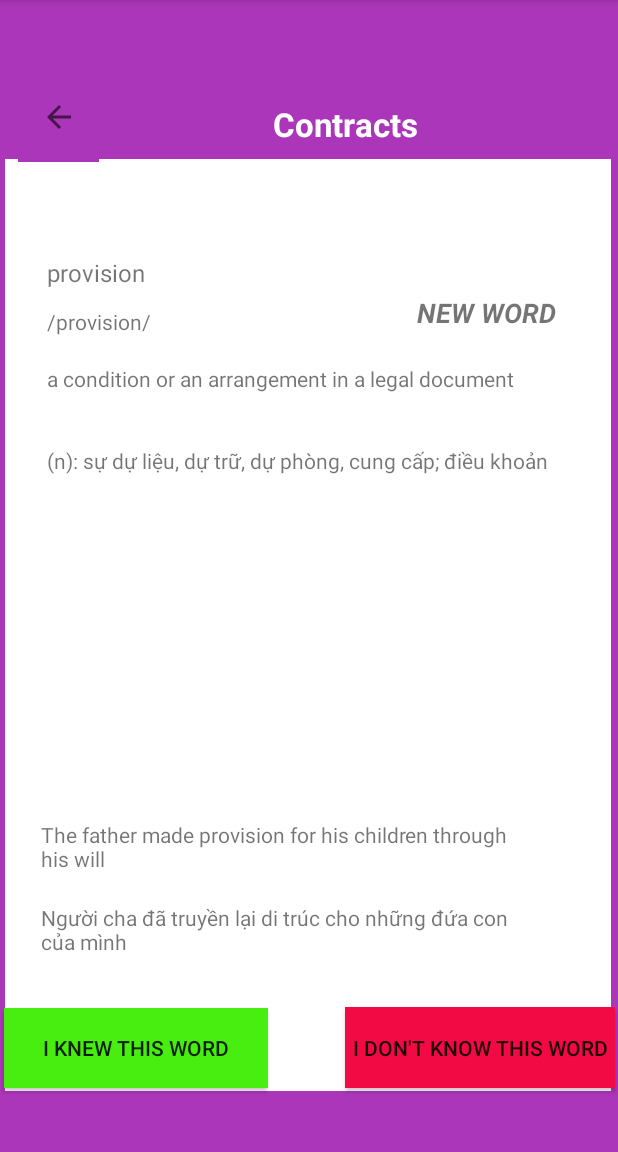
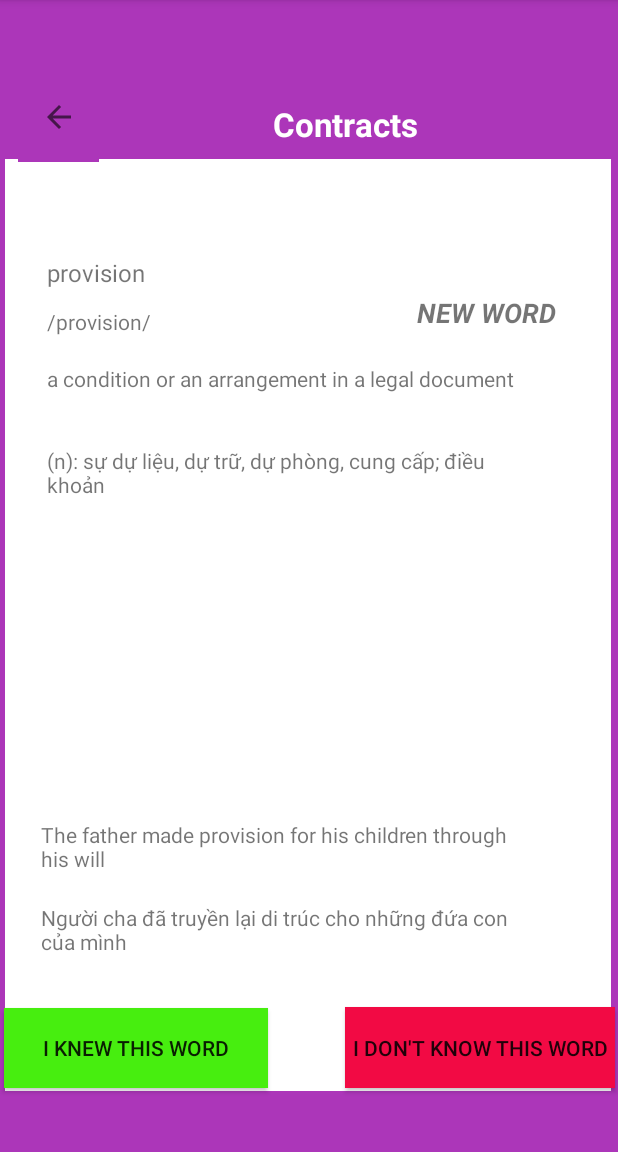
Before and after one commit to truonganhhoang/INT2208-8-2019, an Android app: the screen it shows after launch (StudyActivity), after a tap on "TAP TO SHOW DETAIL", on a phone screen of 412 x 824 dp, the part 84-1236 px from its top. Run offline under Robolectric (Android 15) with nearby library versions, the light colour scheme and no system bars; libraries missing offline, so code that uses them is left out: com.readystatesoftware.sqliteasset; 4 statements that could not run were skipped.

Commit message:
sua loi chu tran layout

```diff
--- a/Nhom-01/source/app/src/main/res/layout/activity_study.xml
+++ b/Nhom-01/source/app/src/main/res/layout/activity_study.xml
@@ -202,7 +202,7 @@
 
     <TextView
         android:id="@+id/explaination"
-        android:layout_width="336dp"
+        android:layout_width="327dp"
         android:layout_height="37dp"
         android:layout_marginStart="31dp"
         android:layout_marginEnd="59dp"
@@ -218,7 +218,7 @@
 
     <TextView
         android:id="@+id/type"
-        android:layout_width="336dp"
+        android:layout_width="319dp"
         android:layout_height="42dp"
         android:layout_marginStart="31dp"
         android:layout_marginEnd="59dp"
```
